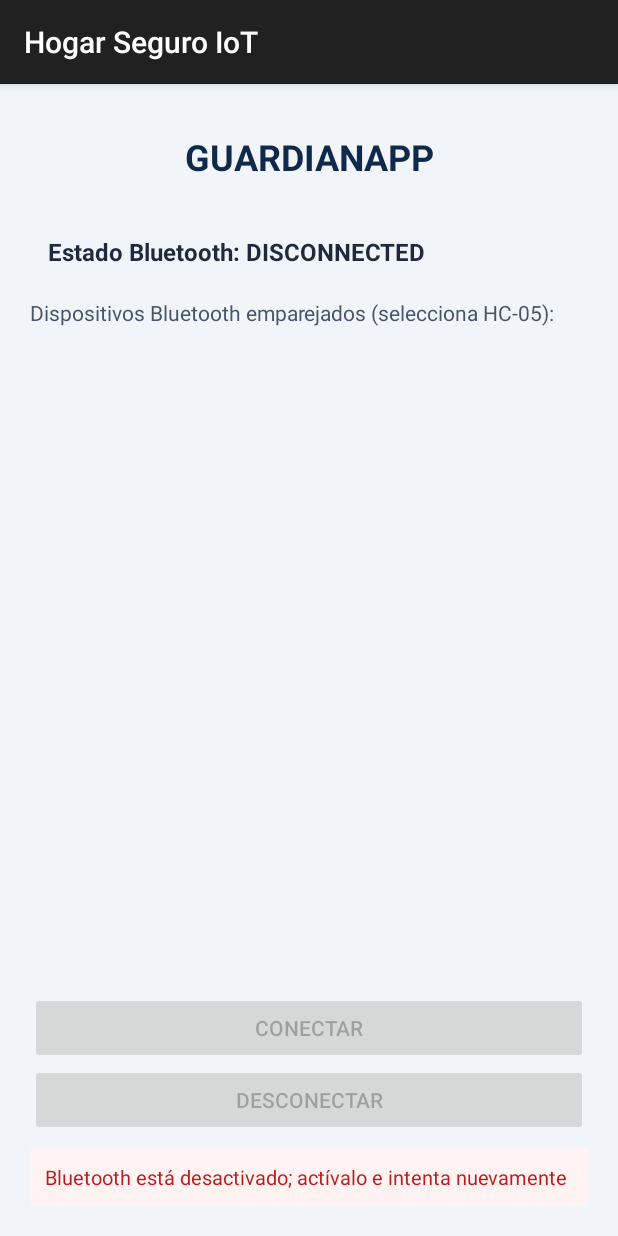
After one commit to Loreto-ISO/prueba-iot2, an Android app: the BluetoothConnectionActivity screen opened directly, with no data from a screen before it, on a phone screen of 412 x 824 dp. The commit adds this screen. Run offline under Robolectric (Android 15) with nearby library versions, the phone set to English and light mode, and no system bars.

Commit message:
feat: add HC-05 Bluetooth connection screen

```diff
--- a/app/src/main/AndroidManifest.xml
+++ b/app/src/main/AndroidManifest.xml
@@ -3,17 +3,14 @@
     xmlns:tools="http://schemas.android.com/tools">
 
     <uses-permission android:name="android.permission.INTERNET" />
-
     <uses-permission
         android:name="android.permission.BLUETOOTH"
         android:maxSdkVersion="30" />
-
     <uses-permission
         android:name="android.permission.BLUETOOTH_ADMIN"
         android:maxSdkVersion="30" />
+    <uses-permission android:name="android.permission.BLUETOOTH_CONNECT" />
 
-    <uses-permission
-        android:name="android.permission.BLUETOOTH_CONNECT" />
     <application
         android:allowBackup="false"
         android:icon="@mipmap/ic_launcher"
@@ -38,6 +35,7 @@
         <activity android:name=".DashboardActivity" android:exported="false" />
         <activity android:name=".ControlActivity" android:exported="false" />
         <activity android:name=".HistoryActivity" android:exported="false" />
+        <activity android:name=".BluetoothConnectionActivity" android:exported="false" />
 
     </application>
 </manifest>
--- /dev/null
+++ b/app/src/main/java/com/example/myapplication/BluetoothConnectionActivity.kt
@@ -0,0 +1,189 @@
+package com.example.myapplication
+
+import android.Manifest
+import android.bluetooth.BluetoothDevice
+import android.content.pm.PackageManager
+import android.os.Build
+import android.os.Bundle
+import android.view.View
+import android.widget.ArrayAdapter
+import android.widget.Button
+import android.widget.ListView
+import android.widget.TextView
+import androidx.activity.result.contract.ActivityResultContracts
+import androidx.appcompat.app.AppCompatActivity
+import androidx.core.content.ContextCompat
+
+class BluetoothConnectionActivity : AppCompatActivity(), BluetoothService.Listener {
+    private lateinit var service: BluetoothService
+    private lateinit var tvConnectionState: TextView
+    private lateinit var tvMessages: TextView
+    private lateinit var deviceList: ListView
+    private lateinit var connectButton: Button
+    private lateinit var disconnectButton: Button
+    private var pairedDevices: List<BluetoothDevice> = emptyList()
+    private var selectedDevice: BluetoothDevice? = null
+
+    private val permissionLauncher = registerForActivityResult(
+        ActivityResultContracts.RequestPermission()
+    ) { granted ->
+        if (granted) {
+            loadPairedDevices()
+        } else {
+            showError("Se requiere BLUETOOTH_CONNECT para ver dispositivos emparejados")
+            renderConnectionState(BluetoothConnectionState.ERROR)
+        }
+    }
+
+    override fun onCreate(savedInstanceState: Bundle?) {
+        super.onCreate(savedInstanceState)
+        setContentView(R.layout.activity_bluetooth_connection)
+
+        tvConnectionState = findViewById(R.id.tvBluetoothConnectionState)
+        tvMessages = findViewById(R.id.tvBluetoothMessages)
+        deviceList = findViewById(R.id.lvPairedBluetoothDevices)
+        connectButton = findViewById(R.id.btnBluetoothConnect)
+        disconnectButton = findViewById(R.id.btnBluetoothDisconnect)
+        service = BluetoothService(applicationContext, this)
+
+        deviceList.onItemClickListener = android.widget.AdapterView.OnItemClickListener { _, _, position, _ ->
+            selectedDevice = pairedDevices.getOrNull(position)
+            val selectedName = selectedDevice?.let { getDeviceName(it) }.orEmpty()
+            if (selectedName.equals(BluetoothService.HC05_DEVICE_NAME, ignoreCase = true)) {
+                showMessage("Seleccionado: $selectedName")
+            } else {
+                showError("Selecciona el dispositivo emparejado HC-05")
+            }
+            updateButtons(service.state)
+        }
+
+        connectButton.setOnClickListener { connectSelectedDevice() }
+        disconnectButton.setOnClickListener { service.disconnect() }
+
+        if (!service.isBluetoothAvailable) {
+            showError("Este dispositivo no dispone de Bluetooth")
+            renderConnectionState(BluetoothConnectionState.ERROR)
+        } else if (hasConnectPermission()) {
+            loadPairedDevices()
+        } else {
+            requestConnectPermission()
+        }
+    }
+
+    private fun hasConnectPermission(): Boolean =
+        Build.VERSION.SDK_INT < Build.VERSION_CODES.S ||
+            ContextCompat.checkSelfPermission(this, Manifest.permission.BLUETOOTH_CONNECT) ==
+            PackageManager.PERMISSION_GRANTED
+
+    private fun requestConnectPermission() {
+        if (Build.VERSION.SDK_INT >= Build.VERSION_CODES.S) {
+            permissionLauncher.launch(Manifest.permission.BLUETOOTH_CONNECT)
+        }
+    }
+
+    private fun loadPairedDevices() {
+        if (!hasConnectPermission()) {
+            requestConnectPermission()
+            return
+        }
+        if (!service.isBluetoothEnabled()) {
+            showError("Bluetooth está desactivado; actívalo e intenta nuevamente")
+            renderConnectionState(BluetoothConnectionState.DISCONNECTED)
+            return
+        }
+
+        try {
+            pairedDevices = service.getPairedDevices()
+            selectedDevice = pairedDevices.firstOrNull {
+                getDeviceName(it).equals(BluetoothService.HC05_DEVICE_NAME, ignoreCase = true)
+            }
+            val labels = pairedDevices.map { device ->
+                "${getDeviceName(device).ifBlank { "Dispositivo sin nombre" }}\n${device.address}"
+            }
+            deviceList.adapter = ArrayAdapter(this, android.R.layout.simple_list_item_1, labels)
+            selectedDevice?.let { device ->
+                val index = pairedDevices.indexOf(device)
+                if (index >= 0) deviceList.setItemChecked(index, true)
+                showMessage("HC-05 emparejado y listo para seleccionar")
+            }
+            if (pairedDevices.isEmpty()) {
+                showError("No hay dispositivos Bluetooth emparejados. Empareja el HC-05 desde Ajustes.")
+            }
+            updateButtons(service.state)
+        } catch (error: SecurityException) {
+            showError(error.localizedMessage ?: "Permiso Bluetooth denegado")
+            renderConnectionState(BluetoothConnectionState.ERROR)
+        }
+    }
+
+    private fun connectSelectedDevice() {
+        if (!hasConnectPermission()) {
+            requestConnectPermission()
+            return
+        }
+        val device = selectedDevice
+        if (device == null || !getDeviceName(device).equals(BluetoothService.HC05_DEVICE_NAME, true)) {
+            showError("Selecciona un dispositivo emparejado cuyo nombre sea HC-05")
+            return
+        }
+        tvMessages.visibility = View.GONE
+        service.connect(device)
+    }
+
+    private fun getDeviceName(device: BluetoothDevice): String = try {
+        device.name.orEmpty()
+    } catch (_: SecurityException) {
+        ""
+    }
+
+    override fun onConnectionStateChanged(state: BluetoothConnectionState) {
+        runOnUiThread { renderConnectionState(state) }
+    }
+
+    override fun onJsonMessage(json: String) {
+        runOnUiThread { showMessage("JSON recibido: $json") }
+    }
+
+    override fun onAcknowledgement(message: String) {
+        runOnUiThread { showMessage(message) }
+    }
+
+    override fun onProtocolError(message: String) {
+        runOnUiThread { showError(message) }
+    }
+
+    private fun renderConnectionState(state: BluetoothConnectionState) {
+        tvConnectionState.text = when (state) {
+            BluetoothConnectionState.DISCONNECTED -> "Estado Bluetooth: DISCONNECTED"
+            BluetoothConnectionState.CONNECTING -> "Estado Bluetooth: CONNECTING"
+            BluetoothConnectionState.CONNECTED -> "Estado Bluetooth: CONNECTED"
+            BluetoothConnectionState.ERROR -> "Estado Bluetooth: ERROR"
+        }
+        updateButtons(state)
+    }
+
+    private fun updateButtons(state: BluetoothConnectionState) {
+        val isHC05Selected = selectedDevice?.let {
+            getDeviceName(it).equals(BluetoothService.HC05_DEVICE_NAME, ignoreCase = true)
+        } == true
+        connectButton.isEnabled = state != BluetoothConnectionState.CONNECTING &&
+            state != BluetoothConnectionState.CONNECTED && isHC05Selected && hasConnectPermission()
+        disconnectButton.isEnabled = state == BluetoothConnectionState.CONNECTING ||
+            state == BluetoothConnectionState.CONNECTED
+    }
+
+    private fun showError(message: String) {
+        tvMessages.text = message
+        tvMessages.visibility = View.VISIBLE
+    }
+
+    private fun showMessage(message: String) {
+        tvMessages.text = message
+        tvMessages.visibility = View.VISIBLE
+    }
+
+    override fun onDestroy() {
+        if (::service.isInitialized) service.close()
+        super.onDestroy()
+    }
+}
--- /dev/null
+++ b/app/src/main/java/com/example/myapplication/BluetoothConnectionState.kt
@@ -0,0 +1,8 @@
+package com.example.myapplication
+
+enum class BluetoothConnectionState {
+    DISCONNECTED,
+    CONNECTING,
+    CONNECTED,
+    ERROR
+}
--- /dev/null
+++ b/app/src/main/res/layout/activity_bluetooth_connection.xml
@@ -0,0 +1,74 @@
+<?xml version="1.0" encoding="utf-8"?>
+<LinearLayout xmlns:android="http://schemas.android.com/apk/res/android"
+    android:layout_width="match_parent"
+    android:layout_height="match_parent"
+    android:background="#F1F5F9"
+    android:orientation="vertical"
+    android:padding="20dp">
+
+    <TextView
+        android:id="@+id/tvBluetoothTitle"
+        android:layout_width="match_parent"
+        android:layout_height="wrap_content"
+        android:gravity="center"
+        android:padding="12dp"
+        android:text="GUARDIANAPP"
+        android:textColor="#0F294A"
+        android:textSize="24sp"
+        android:textStyle="bold" />
+
+    <TextView
+        android:id="@+id/tvBluetoothConnectionState"
+        android:layout_width="match_parent"
+        android:layout_height="wrap_content"
+        android:layout_marginTop="12dp"
+        android:padding="12dp"
+        android:text="Estado Bluetooth: DISCONNECTED"
+        android:textColor="#1E293B"
+        android:textSize="16sp"
+        android:textStyle="bold" />
+
+    <TextView
+        android:layout_width="match_parent"
+        android:layout_height="wrap_content"
+        android:layout_marginTop="8dp"
+        android:text="Dispositivos Bluetooth emparejados (selecciona HC-05):"
+        android:textColor="#475569"
+        android:textSize="14sp" />
+
+    <ListView
+        android:id="@+id/lvPairedBluetoothDevices"
+        android:layout_width="match_parent"
+        android:layout_height="0dp"
+        android:layout_marginTop="8dp"
+        android:layout_weight="1"
+        android:choiceMode="singleChoice"
+        android:divider="#CBD5E1"
+        android:dividerHeight="1dp" />
+
+    <Button
+        android:id="@+id/btnBluetoothConnect"
+        android:layout_width="match_parent"
+        android:layout_height="wrap_content"
+        android:layout_marginTop="12dp"
+        android:enabled="false"
+        android:text="Conectar" />
+
+    <Button
+        android:id="@+id/btnBluetoothDisconnect"
+        android:layout_width="match_parent"
+        android:layout_height="wrap_content"
+        android:enabled="false"
+        android:text="Desconectar" />
+
+    <TextView
+        android:id="@+id/tvBluetoothMessages"
+        android:layout_width="match_parent"
+        android:layout_height="wrap_content"
+        android:layout_marginTop="8dp"
+        android:background="#FEF2F2"
+        android:padding="10dp"
+        android:textColor="#B91C1C"
+        android:textSize="13sp"
+        android:visibility="gone" />
+</LinearLayout>
```
Also changed, not shown: app/src/main/java/com/example/myapplication/ArduinoTelemetry.kt (added, +10 -0 lines), app/src/main/java/com/example/myapplication/BluetoothService.kt (added, +283 -0 lines), app/src/main/java/com/example/myapplication/DashboardActivity.kt (+20 -0 lines).
